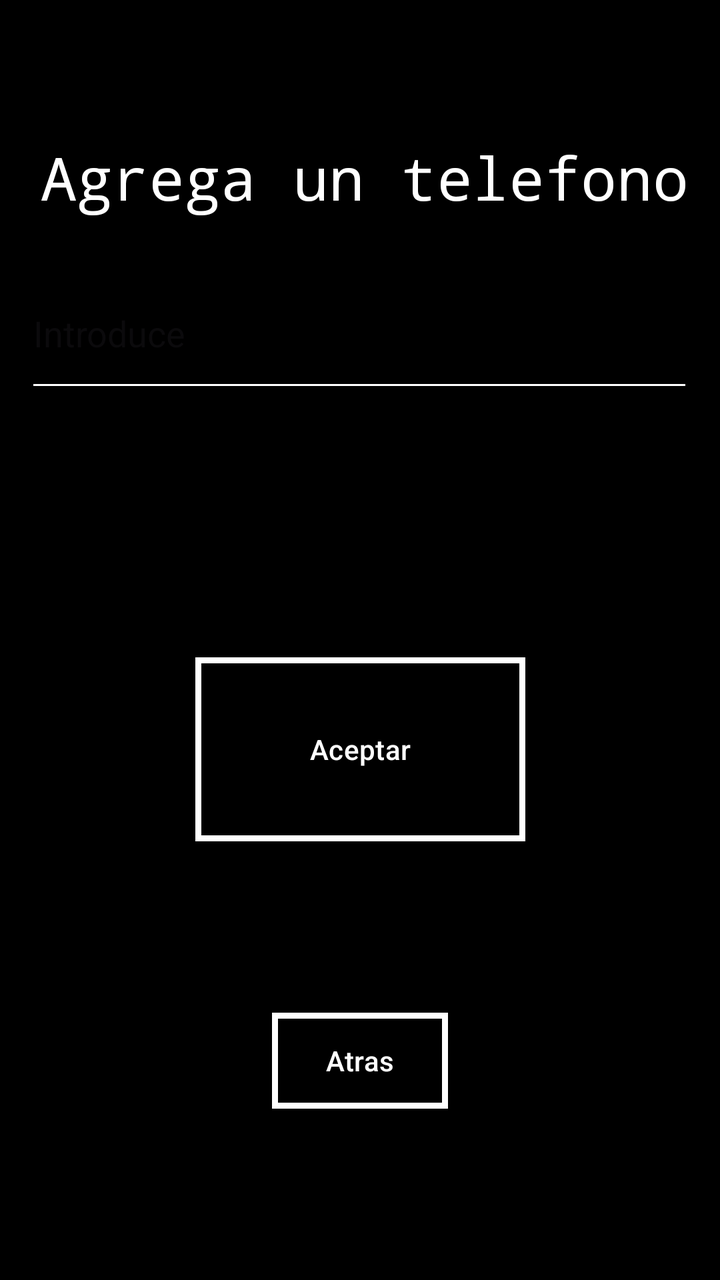
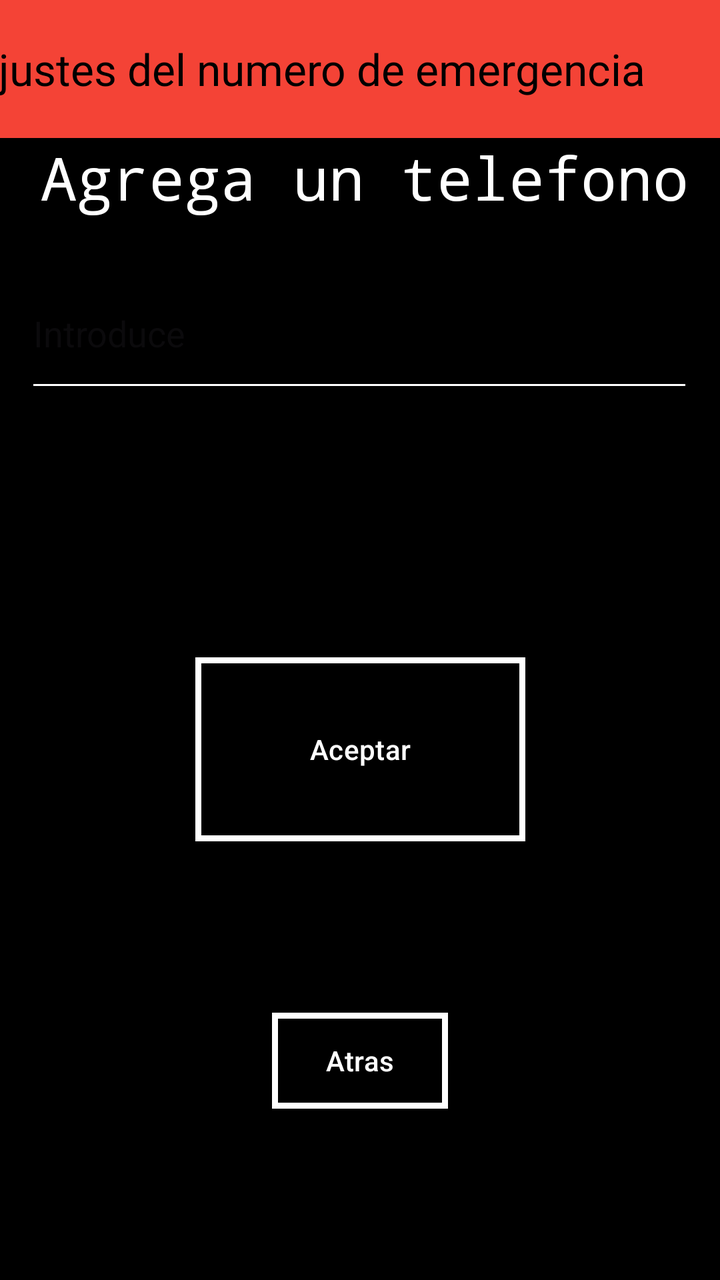

Compare the two renders of this Android layout. The source of the first and the diff that turns it into the second are given below.
<!-- AndroidManifest.xml: application theme Theme.AplicacionCon4Botones -->
<!-- res/layout/change_phone.xml -->
<?xml version="1.0" encoding="utf-8"?>
<androidx.constraintlayout.widget.ConstraintLayout xmlns:android="http://schemas.android.com/apk/res/android"
    xmlns:app="http://schemas.android.com/apk/res-auto"
    xmlns:tools="http://schemas.android.com/tools"
    android:background="@color/negro"

    android:layout_width="match_parent"
    android:layout_height="match_parent">

    <Button
        android:id="@+id/confirmCambio"
        android:layout_width="165dp"
        android:layout_height="92dp"
        android:text="@string/llamaDentro"
        app:layout_constraintBottom_toBottomOf="parent"
        android:background="@drawable/estilos"
        app:backgroundTint="@null"
        app:layout_constraintEnd_toEndOf="parent"
        app:layout_constraintStart_toStartOf="parent"
        app:layout_constraintTop_toTopOf="parent"
        app:layout_constraintVertical_bias="0.6" />

    <EditText
        android:id="@+id/fieldForN"
        android:layout_width="334dp"
        android:layout_height="72dp"
        app:layout_constraintBottom_toBottomOf="parent"
        android:hint="@string/introduce"
        android:backgroundTint="@color/blanco"
        android:textColor="@color/blanco"
        app:layout_constraintEnd_toEndOf="parent"
        app:layout_constraintHorizontal_bias="0.493"
        app:layout_constraintStart_toStartOf="parent"
        app:layout_constraintTop_toTopOf="parent"
        app:layout_constraintVertical_bias="0.227" />

    <Button
        android:id="@+id/backFromPh"
        android:layout_width="wrap_content"
        android:layout_height="wrap_content"
        android:background="@drawable/estilos"
        app:backgroundTint="@null"
        android:text="@string/atras"
        app:layout_constraintBottom_toBottomOf="parent"
        app:layout_constraintEnd_toEndOf="parent"
        app:layout_constraintStart_toStartOf="parent"
        app:layout_constraintTop_toBottomOf="@+id/confirmCambio" />

    <TextView
        android:id="@+id/textView2"
        android:layout_width="wrap_content"
        android:layout_height="wrap_content"
        android:text="Agrega un telefono"
        android:fontFamily="monospace"
        android:textColor="@color/blanco"
        android:textSize="30dp"
        app:layout_constraintBottom_toTopOf="@+id/fieldForN"
        app:layout_constraintEnd_toEndOf="parent"
        app:layout_constraintHorizontal_bias="0.561"
        app:layout_constraintStart_toStartOf="parent"
        app:layout_constraintTop_toTopOf="parent"
        app:layout_constraintVertical_bias="0.772" />
</androidx.constraintlayout.widget.ConstraintLayout>
<!-- resources referenced by this layout -->
<resources>
  <color name="blanco">#FFFFFF</color>
  <color name="negro">#000000</color>
  <!-- drawable estilos (drawable) -->
  <?xml version="1.0" encoding="utf-8"?>
  <shape xmlns:android="http://schemas.android.com/apk/res/android">
      <stroke
          android:color="@color/blanco"
          android:width="3dp"
          />
      <solid android:color="@color/negro"/>
      <corners android:radius="0dp" />
  
  </shape>
  <string name="atras">Atras</string>
  <string name="introduce">Introduce</string>
  <string name="llamaDentro">Aceptar</string>
  <style name="Theme.AplicacionCon4Botones" parent="Base.Theme.AplicacionCon4Botones" />
  <style name="Base.Theme.AplicacionCon4Botones" parent="Theme.Material3.DayNight.NoActionBar">
          
          
      </style>
</resources>

<!-- the commit's change to res/layout/change_phone.xml (unified diff, before → after) -->
@@ -60,4 +60,16 @@
         app:layout_constraintStart_toStartOf="parent"
         app:layout_constraintTop_toTopOf="parent"
         app:layout_constraintVertical_bias="0.772" />
+
+    <androidx.appcompat.widget.Toolbar
+        android:id="@+id/toolbar"
+        android:layout_width="423dp"
+        android:layout_height="69dp"
+        android:background="@color/rojo"
+        android:fitsSystemWindows="true"
+        app:layout_constraintEnd_toEndOf="parent"
+        app:layout_constraintStart_toStartOf="parent"
+        app:layout_constraintTop_toTopOf="parent"
+        app:title="Ajustes del numero de emergencia"
+        app:titleTextColor="@color/negro" />
 </androidx.constraintlayout.widget.ConstraintLayout>
<!-- resource entries referenced after the edit -->
@@ -2,6 +2,7 @@
 <resources>
   <color name="blanco">#FFFFFF</color>
   <color name="negro">#000000</color>
+  <color name="rojo">#F44336</color>
   <!-- drawable estilos (drawable) -->
   <?xml version="1.0" encoding="utf-8"?>
   <shape xmlns:android="http://schemas.android.com/apk/res/android">
